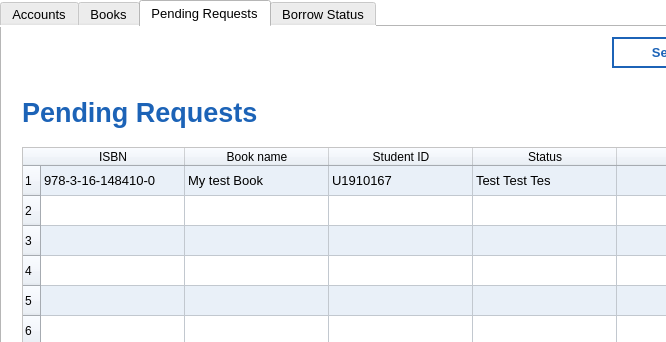
Above: gui/administrator.ui from iamafi/os_client before the change; both pictures show x 0 to 666 and y 0 to 342 of the 802 by 565 pixel window. Below: the same form after it.
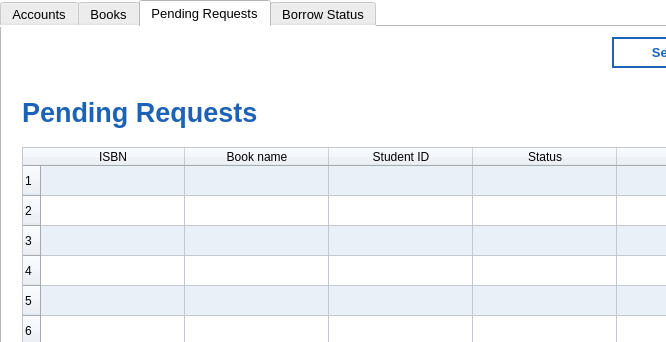
That is the form after the change. The open tabs and pages were chosen to show the change. Icons and pictures are not drawn.

Patch:
```diff
--- a/gui/administrator.ui
+++ b/gui/administrator.ui
@@ -773,22 +773,22 @@
        </column>
        <item row="0" column="0">
         <property name="text">
-         <string>978-3-16-148410-0</string>
+         <string/>
         </property>
        </item>
        <item row="0" column="1">
         <property name="text">
-         <string>My test Book</string>
+         <string/>
         </property>
        </item>
        <item row="0" column="2">
         <property name="text">
-         <string>U1910167</string>
+         <string/>
         </property>
        </item>
        <item row="0" column="3">
         <property name="text">
-         <string>Test Test Tes</string>
+         <string/>
         </property>
        </item>
        <item row="0" column="4">
```
Left out of the diff: 12 changed lines with no effect on the pictures.
